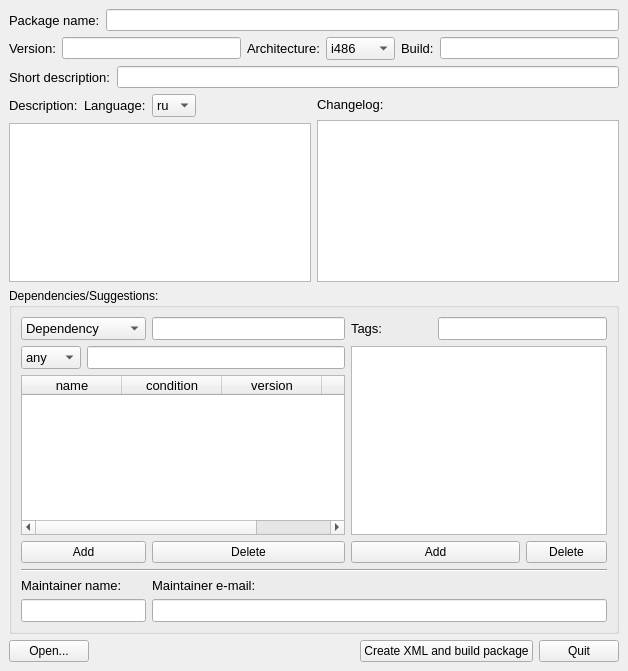
This is mpkg/packagebuilder/package_builder.ui in BackupTheBerlios/mops as Qt 5 draws it before an edit. The edited form follows.
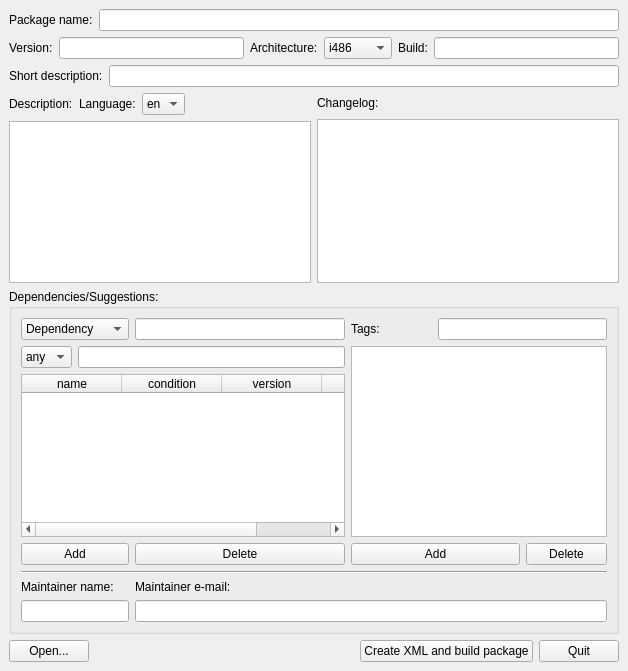
This is the edited form.

Commit message: Fixes in packagebuilder: 1. Now english is default 2. No more bullshit spam in console

Diff of the .ui file:
```diff
--- a/mpkg/packagebuilder/package_builder.ui
+++ b/mpkg/packagebuilder/package_builder.ui
@@ -39,7 +39,7 @@
         <widget class="QLabel" name="label" >
          <property name="font" >
           <font>
-           <pointsize>10</pointsize>
+           <pointsize>9</pointsize>
           </font>
          </property>
          <property name="text" >
@@ -64,7 +64,7 @@
         <widget class="QLabel" name="label_2" >
          <property name="font" >
           <font>
-           <pointsize>10</pointsize>
+           <pointsize>9</pointsize>
           </font>
          </property>
          <property name="text" >
@@ -87,7 +87,7 @@
           <widget class="QLabel" name="label_3" >
            <property name="font" >
             <font>
-             <pointsize>10</pointsize>
+             <pointsize>9</pointsize>
             </font>
            </property>
            <property name="text" >
@@ -99,7 +99,7 @@
           <widget class="QComboBox" name="ArchComboBox" >
            <property name="font" >
             <font>
-             <pointsize>10</pointsize>
+             <pointsize>9</pointsize>
             </font>
            </property>
            <item>
@@ -138,7 +138,7 @@
           <widget class="QLabel" name="label_4" >
            <property name="font" >
             <font>
-             <pointsize>10</pointsize>
+             <pointsize>9</pointsize>
             </font>
            </property>
            <property name="text" >
@@ -165,7 +165,7 @@
         <widget class="QLabel" name="label_5" >
          <property name="font" >
           <font>
-           <pointsize>10</pointsize>
+           <pointsize>9</pointsize>
           </font>
          </property>
          <property name="text" >
@@ -206,7 +206,7 @@
             <widget class="QLabel" name="label_8" >
              <property name="font" >
               <font>
-               <pointsize>10</pointsize>
+               <pointsize>9</pointsize>
               </font>
              </property>
              <property name="text" >
@@ -226,9 +226,12 @@
               <widget class="QComboBox" name="DescriptionLanguageComboBox" >
                <property name="font" >
                 <font>
-                 <pointsize>10</pointsize>
+                 <pointsize>9</pointsize>
                 </font>
                </property>
+               <property name="currentIndex" >
+                <number>1</number>
+               </property>
                <item>
                 <property name="text" >
                  <string>ru</string>
@@ -245,7 +248,7 @@
               <widget class="QLabel" name="label_6" >
                <property name="font" >
                 <font>
-                 <pointsize>10</pointsize>
+                 <pointsize>9</pointsize>
                 </font>
                </property>
                <property name="text" >
@@ -295,7 +298,9 @@
             <widget class="QLabel" name="label_7" >
              <property name="font" >
               <font>
-               <pointsize>10</pointsize>
+               <pointsize>9</pointsize>
+               <weight>50</weight>
+               <bold>false</bold>
               </font>
              </property>
              <property name="text" >
@@ -346,7 +351,7 @@
        <widget class="QLineEdit" name="MaintainerNameEdit" >
         <property name="font" >
          <font>
-          <pointsize>10</pointsize>
+          <pointsize>9</pointsize>
          </font>
         </property>
        </widget>
@@ -355,7 +360,7 @@
        <widget class="QLineEdit" name="MaintainerMailEdit" >
         <property name="font" >
          <font>
-          <pointsize>10</pointsize>
+          <pointsize>9</pointsize>
          </font>
         </property>
        </widget>
@@ -364,7 +369,7 @@
        <widget class="QLabel" name="label_11" >
         <property name="font" >
          <font>
-          <pointsize>10</pointsize>
+          <pointsize>9</pointsize>
          </font>
         </property>
         <property name="text" >
@@ -376,7 +381,7 @@
        <widget class="QLabel" name="label_10" >
         <property name="font" >
          <font>
-          <pointsize>10</pointsize>
+          <pointsize>9</pointsize>
          </font>
         </property>
         <property name="text" >
@@ -431,7 +436,7 @@
         </property>
         <property name="font" >
          <font>
-          <pointsize>10</pointsize>
+          <pointsize>9</pointsize>
          </font>
         </property>
         <property name="alternatingRowColors" >
@@ -475,7 +480,7 @@
        <widget class="QListWidget" name="TagListWidget" >
         <property name="font" >
          <font>
-          <pointsize>10</pointsize>
+          <pointsize>9</pointsize>
          </font>
         </property>
        </widget>
@@ -490,7 +495,7 @@
         </property>
         <property name="font" >
          <font>
-          <pointsize>10</pointsize>
+          <pointsize>9</pointsize>
          </font>
         </property>
         <item>
@@ -529,7 +534,7 @@
        <widget class="QLineEdit" name="DepVersionEdit" >
         <property name="font" >
          <font>
-          <pointsize>10</pointsize>
+          <pointsize>9</pointsize>
          </font>
         </property>
        </widget>
@@ -538,7 +543,7 @@
        <widget class="QLineEdit" name="TagEdit" >
         <property name="font" >
          <font>
-          <pointsize>10</pointsize>
+          <pointsize>9</pointsize>
          </font>
         </property>
        </widget>
@@ -547,7 +552,7 @@
        <widget class="QComboBox" name="DepSuggestComboBox" >
         <property name="font" >
          <font>
-          <pointsize>10</pointsize>
+          <pointsize>9</pointsize>
          </font>
         </property>
         <item>
@@ -566,7 +571,7 @@
        <widget class="QLabel" name="label_9" >
         <property name="font" >
          <font>
-          <pointsize>10</pointsize>
+          <pointsize>9</pointsize>
          </font>
         </property>
         <property name="text" >
@@ -578,7 +583,7 @@
        <widget class="QLineEdit" name="DepNameEdit" >
         <property name="font" >
          <font>
-          <pointsize>10</pointsize>
+          <pointsize>9</pointsize>
          </font>
         </property>
        </widget>
```
Left out of the diff: 5 changed lines with no effect on the pictures. The commit also changes 1 other file.
